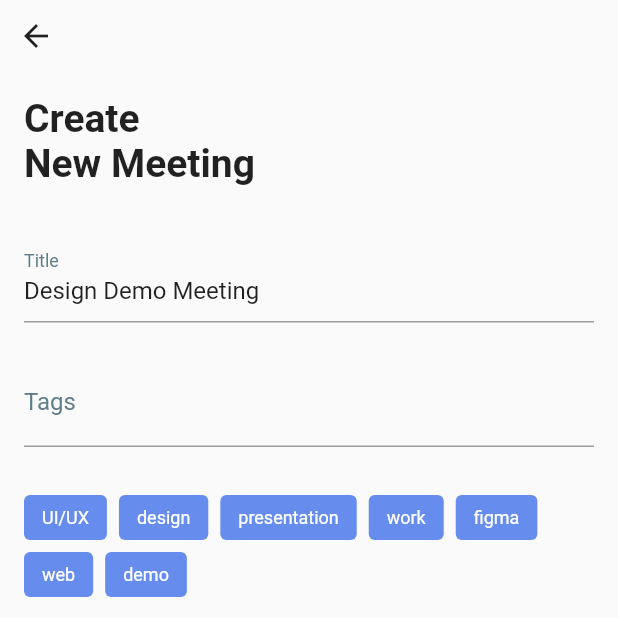
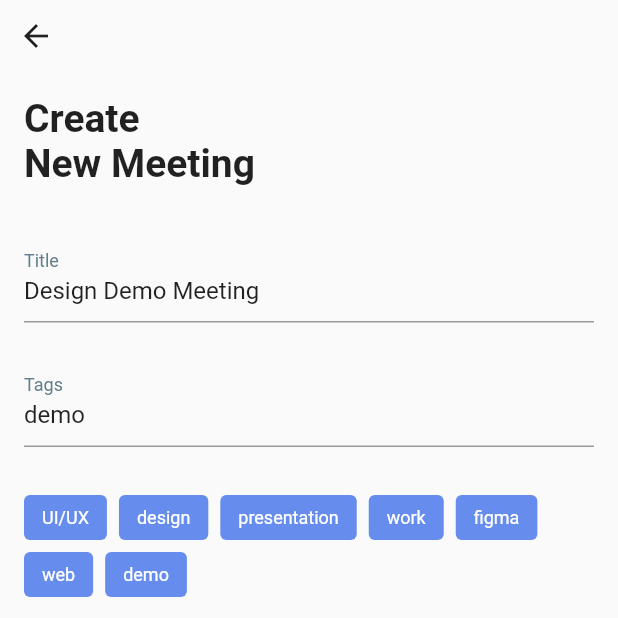
Before and after one commit to JAICHANGPARK/flutter_notebook_18th_story, a Flutter app: the screen it shows after launch, on a phone screen of 412 x 824 dp, the top half of it. Run offline on Flutter 3.47's test engine with Material 2 defaults, Android fonts, the phone set to English and light mode, and no system bars; our stand-ins replace cached_network_image, dotted_border, flutter_lorem, flutter_riverpod, flutter_svg, freezed_annotation and 4 more; network calls fail.

Commit message:
Update meeting_create_page.dart

```diff
--- a/lib/ep1088_meeting_app/src/ui/meeting_create_page.dart
+++ b/lib/ep1088_meeting_app/src/ui/meeting_create_page.dart
@@ -9,7 +9,7 @@ class MeetingCreatePage extends StatefulWidget {
 }
 
 class _MeetingCreatePageState extends State<MeetingCreatePage> {
-  List<String> _tagItems = [
+  final List<String> _tagItems = [
     "UI/UX",
     "design",
     "presentation",
@@ -18,7 +18,8 @@ class _MeetingCreatePageState extends State<MeetingCreatePage> {
     "web",
     "demo",
   ];
-  TextEditingController _textEditingController = TextEditingController(text: "Design Demo Meeting");
+  final TextEditingController _textEditingController = TextEditingController(text: "Design Demo Meeting");
+  final TextEditingController _textEditingController2 = TextEditingController(text: "demo");
   @override
   Widget build(BuildContext context) {
     return Scaffold(
@@ -65,7 +66,8 @@ class _MeetingCreatePageState extends State<MeetingCreatePage> {
                   const SizedBox(
                     height: 24,
                   ),
-                  const TextField(
+                   TextField(
+                    controller: _textEditingController2,
                     decoration: InputDecoration(
                       // label: Text("Title"),
                       labelText: "Tags",
```
